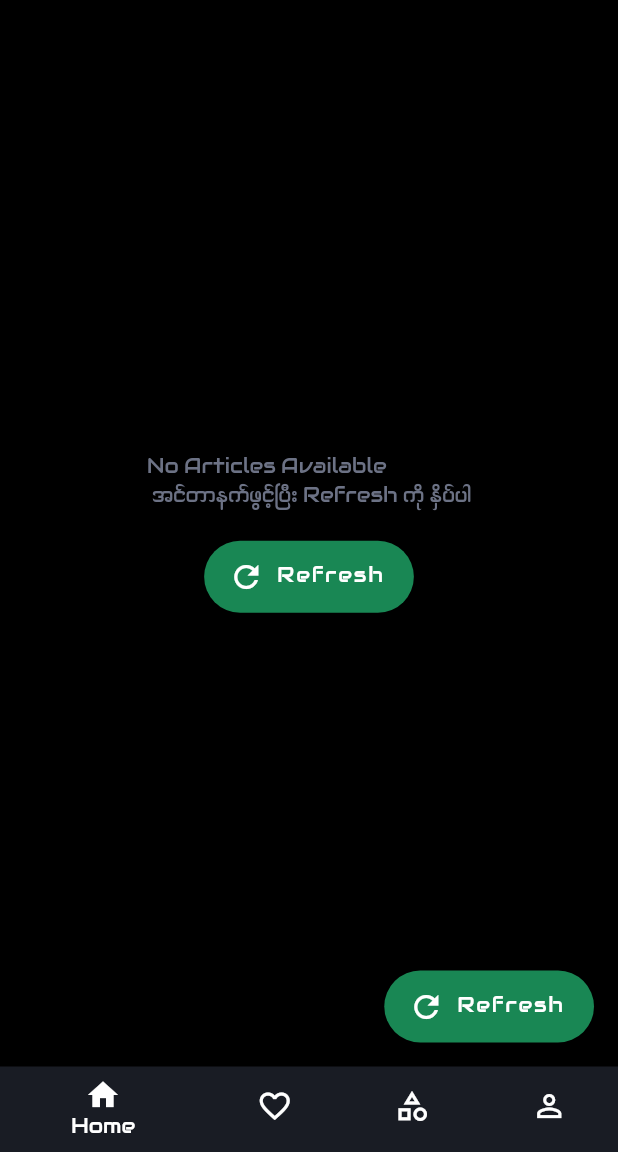
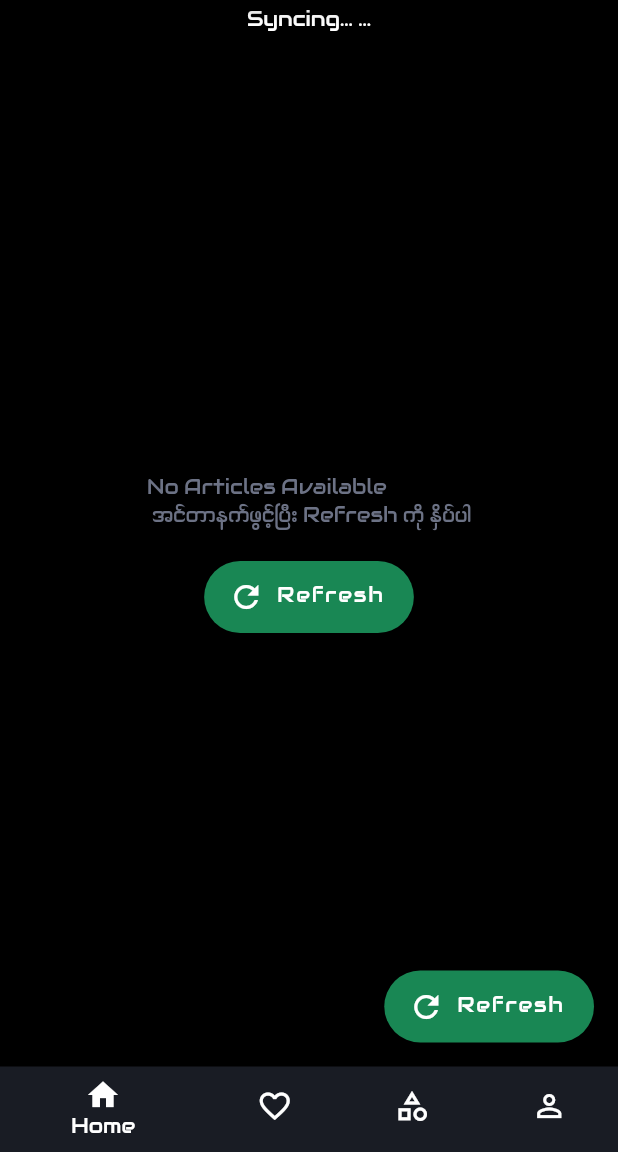
Before and after one commit to mmsoftware100/flutter-crud-sample, a Flutter app: the screen it shows after launch, on a phone screen of 412 x 824 dp, the part 84-1236 px from its top. Run offline on Flutter 3.47's test engine with Material 2 defaults, Android fonts, the light colour scheme and no system bars; our stand-ins replace cached_network_image, dartz, dio, equatable, flutter_datetime_picker, flutter_spinkit and 4 more.

Commit message:
report card added for sync process

```diff
--- a/lib/features/presentation/pages/article_category_page.dart
+++ b/lib/features/presentation/pages/article_category_page.dart
@@ -28,6 +28,7 @@ class _ArticleCategoryPageState extends State<ArticleCategoryPage> {
       crossAxisAlignment: CrossAxisAlignment.center,
       mainAxisAlignment: MainAxisAlignment.center,
       children: [
+        Container(width: double.infinity,),
         Text("No Category Available")
       ],
     );
--- a/lib/features/presentation/pages/article_home_listing_page.dart
+++ b/lib/features/presentation/pages/article_home_listing_page.dart
@@ -49,10 +49,13 @@ class _ArticleHomeListingPageState extends State<ArticleHomeListingPage> {
     setState(() {
       loading = true;
     });
+    //await Provider.of<ArticleProvider>(context, listen: false).notificationUpdate();
+
     await Provider.of<ArticleProvider>(context, listen: false).loadOfflineArticles();
     await Provider.of<ArticleProvider>(context, listen: false).loadOnlineArticles();
     await Provider.of<ArticleProvider>(context, listen: false).loadOfflineCategories();
     await Provider.of<ArticleProvider>(context, listen: false).loadRemoteCategories();
+
     Future.delayed(Duration(seconds: 3),(){
       setState(() {
         loading = false;
@@ -98,21 +101,29 @@ class _ArticleHomeListingPageState extends State<ArticleHomeListingPage> {
     );
   }
   Widget _articleList(List<Article> articles){
-    if(articles.isEmpty && loading == true) return _loadingWidget();
-    if(articles.isEmpty) return _noArticleWidget();
+    //if(articles.isEmpty && loading == true) return _loadingWidget();
+    //if(articles.isEmpty) return _noArticleWidget();
 
     return Column(
       children: [
-        _reportCard(),
+        // Text("Hello"),
+        // _reportCard(),
+        Provider.of<ArticleProvider>(context,listen: true).notificationStatus ?  _reportCard() : Container(),
         Expanded(
-            child: ListView.separated(
-                physics: BouncingScrollPhysics(),
-                itemBuilder: (context, index) => _articleThumbnail(articles[index]),
-                separatorBuilder: (context, index) => Divider(),
-                itemCount: articles.length
-            )
+            child: (articles.isEmpty && loading == true) ? _loadingWidget() : _mainArticleList(articles)
         )
       ],
+    );
+  }
+
+  Widget _mainArticleList(List<Article> articles){
+    if(articles.isEmpty) return _noArticleWidget();
+
+    return ListView.separated(
+        physics: BouncingScrollPhysics(),
+        itemBuilder: (context, index) => _articleThumbnail(articles[index]),
+        separatorBuilder: (context, index) => Divider(),
+        itemCount: articles.length
     );
   }
 
@@ -130,14 +141,25 @@ class _ArticleHomeListingPageState extends State<ArticleHomeListingPage> {
   }
 
   Widget _reportCard(){
-    return Container(
-      color: Colors.yellow,
-      child: Row(
-        children: [
-          SizedBox(height: 16.0, child: CircularProgressIndicator()),
-          CircularProgressIndicator(),
-          Text("Sync with server ...")
-        ],
+    return AnimatedContainer(
+      duration: Duration(seconds: 1),
+      color: Provider.of<ArticleProvider>(context,listen: true).notificationColor,
+      // color: Colors.green,
+      child: Container(
+        padding: EdgeInsets.all(4.0),
+        decoration: BoxDecoration(
+          borderRadius: BorderRadius.circular(8.0)
+        ),
+        child: Row(
+          crossAxisAlignment: CrossAxisAlignment.center,
+          mainAxisAlignment: MainAxisAlignment.center,
+          children: [
+            //Provider.of<ArticleProvider>(context,listen: true).notificationStatus ?  SizedBox(height: 16.0,width: 16.0, child: CircularProgressIndicator(color: Colors.white,)) : Container(),
+            //Provider.of<ArticleProvider>(context,listen: true).notificationStatus ?  SizedBox(width: 8.0,) : Container(),
+            // Text("syncing with server",style: TextStyle(color: Colors.white)),
+            Text(Provider.of<ArticleProvider>(context,listen: true).notificationText + " ...", style: TextStyle(color: Colors.white),)
+          ],
+        ),
       ),
     );
   }
```
Also changed, not shown: lib/features/presentation/providers/article_provider.dart (+71 -0 lines), pubspec.lock, 2 other files.
